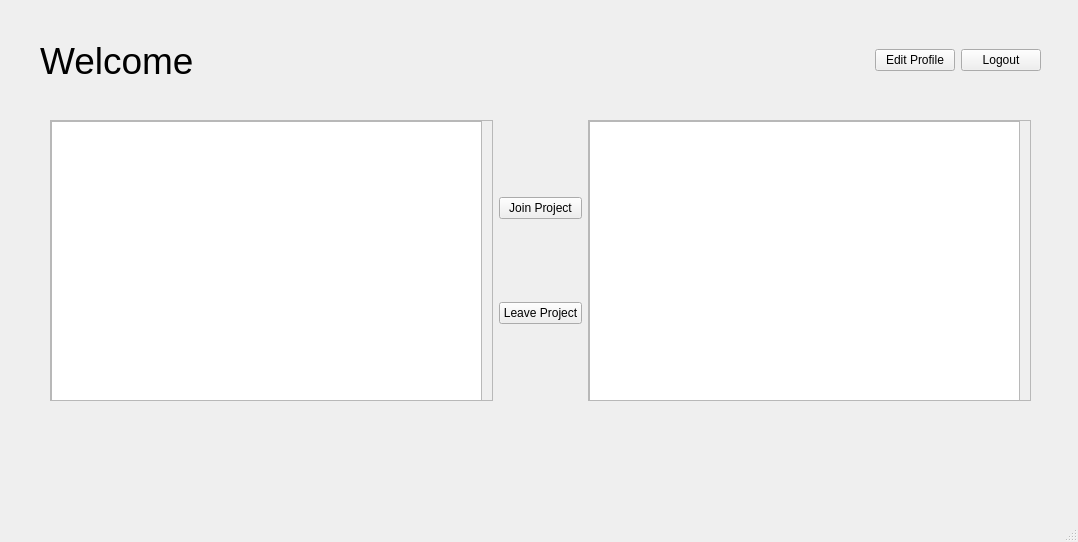
Above: src/UserSubsystem/studentform.ui from CaptOkie/code-first-think-later before the change. Below: the same form after it.
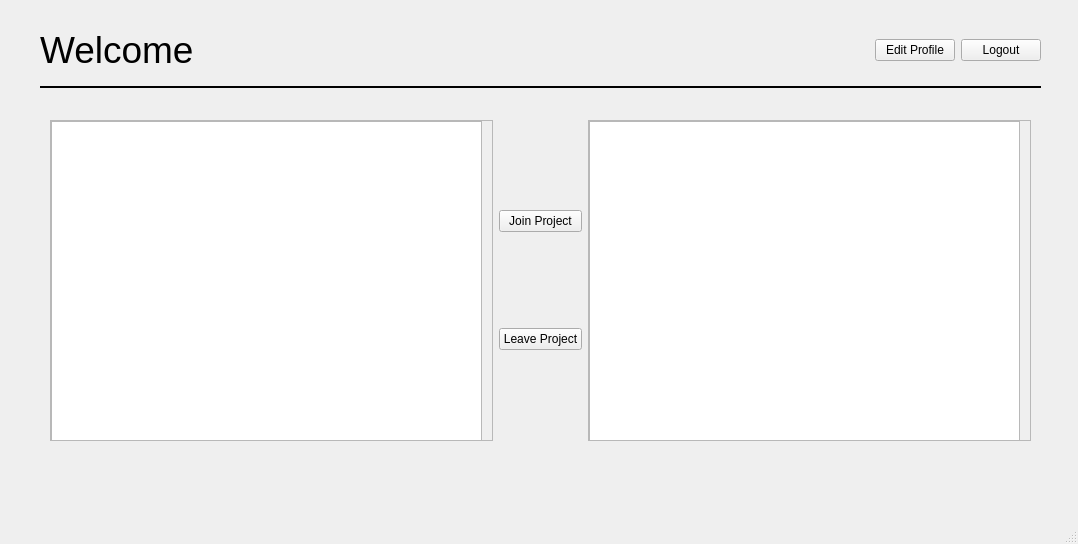
That is the form after the change.

The edit to the form file:
```diff
--- a/src/UserSubsystem/studentform.ui
+++ b/src/UserSubsystem/studentform.ui
@@ -7,89 +7,20 @@
     <x>0</x>
     <y>0</y>
     <width>1078</width>
-    <height>542</height>
+    <height>544</height>
    </rect>
   </property>
   <property name="windowTitle">
    <string>MainWindow</string>
   </property>
   <widget class="QWidget" name="centralwidget">
-   <widget class="QWidget" name="horizontalLayoutWidget">
-    <property name="geometry">
-     <rect>
-      <x>40</x>
-      <y>30</y>
-      <width>1001</width>
-      <height>61</height>
-     </rect>
-    </property>
-    <layout class="QHBoxLayout" name="horizontalLayout">
-     <item>
-      <widget class="QLabel" name="welcomeLabel">
-       <property name="maximumSize">
-        <size>
-         <width>497</width>
-         <height>16777215</height>
-        </size>
-       </property>
-       <property name="font">
-        <font>
-         <pointsize>28</pointsize>
-        </font>
-       </property>
-       <property name="text">
-        <string>Welcome</string>
-       </property>
-      </widget>
-     </item>
-     <item>
-      <widget class="QLabel" name="nameLabel">
-       <property name="font">
-        <font>
-         <pointsize>26</pointsize>
-        </font>
-       </property>
-       <property name="text">
-        <string>&lt;name&gt;</string>
-       </property>
-      </widget>
-     </item>
-     <item>
-      <spacer name="horizontalSpacer">
-       <property name="orientation">
-        <enum>Qt::Horizontal</enum>
-       </property>
-       <property name="sizeHint" stdset="0">
-        <size>
-         <width>40</width>
-         <height>20</height>
-        </size>
-       </property>
-      </spacer>
-     </item>
-     <item>
-      <widget class="QPushButton" name="editProfileButton">
-       <property name="text">
-        <string>Edit Profile</string>
-       </property>
-      </widget>
-     </item>
-     <item>
-      <widget class="QPushButton" name="logoutButton">
-       <property name="text">
-        <string>Logout</string>
-       </property>
-      </widget>
-     </item>
-    </layout>
-   </widget>
    <widget class="QWidget" name="horizontalLayoutWidget_2">
     <property name="geometry">
      <rect>
       <x>50</x>
       <y>120</y>
       <width>981</width>
-      <height>281</height>
+      <height>321</height>
      </rect>
     </property>
     <layout class="QHBoxLayout" name="horizontalLayout_2">
@@ -104,7 +35,7 @@
           <x>0</x>
           <y>0</y>
           <width>426</width>
-          <height>277</height>
+          <height>317</height>
          </rect>
         </property>
         <widget class="QTableWidget" name="tableWidget">
@@ -113,7 +44,7 @@
            <x>0</x>
            <y>0</y>
            <width>431</width>
-           <height>341</height>
+           <height>321</height>
           </rect>
          </property>
         </widget>
@@ -149,7 +80,7 @@
           <x>0</x>
           <y>0</y>
           <width>425</width>
-          <height>277</height>
+          <height>317</height>
          </rect>
         </property>
         <widget class="QTableWidget" name="tableWidget_2">
@@ -158,7 +89,7 @@
            <x>0</x>
            <y>0</y>
            <width>431</width>
-           <height>341</height>
+           <height>321</height>
           </rect>
          </property>
         </widget>
@@ -167,6 +98,92 @@
      </item>
     </layout>
    </widget>
+   <widget class="QWidget" name="verticalLayoutWidget_2">
+    <property name="geometry">
+     <rect>
+      <x>40</x>
+      <y>20</y>
+      <width>1001</width>
+      <height>80</height>
+     </rect>
+    </property>
+    <layout class="QVBoxLayout" name="verticalLayout_2">
+     <item>
+      <layout class="QHBoxLayout" name="horizontalLayout">
+       <item>
+        <widget class="QLabel" name="welcomeLabel">
+         <property name="maximumSize">
+          <size>
+           <width>497</width>
+           <height>16777215</height>
+          </size>
+         </property>
+         <property name="font">
+          <font>
+           <pointsize>28</pointsize>
+          </font>
+         </property>
+         <property name="text">
+          <string>Welcome</string>
+         </property>
+        </widget>
+       </item>
+       <item>
+        <widget class="QLabel" name="nameLabel">
+         <property name="font">
+          <font>
+           <pointsize>26</pointsize>
+          </font>
+         </property>
+         <property name="text">
+          <string>&lt;name&gt;</string>
+         </property>
+        </widget>
+       </item>
+       <item>
+        <spacer name="horizontalSpacer">
+         <property name="orientation">
+          <enum>Qt::Horizontal</enum>
+         </property>
+         <property name="sizeHint" stdset="0">
+          <size>
+           <width>40</width>
+           <height>20</height>
+          </size>
+         </property>
+        </spacer>
+       </item>
+       <item>
+        <widget class="QPushButton" name="editProfileButton">
+         <property name="text">
+          <string>Edit Profile</string>
+         </property>
+        </widget>
+       </item>
+       <item>
+        <widget class="QPushButton" name="logoutButton">
+         <property name="text">
+          <string>Logout</string>
+         </property>
+        </widget>
+       </item>
+      </layout>
+     </item>
+     <item>
+      <widget class="Line" name="line">
+       <property name="frameShadow">
+        <enum>QFrame::Plain</enum>
+       </property>
+       <property name="lineWidth">
+        <number>2</number>
+       </property>
+       <property name="orientation">
+        <enum>Qt::Horizontal</enum>
+       </property>
+      </widget>
+     </item>
+    </layout>
+   </widget>
   </widget>
   <widget class="QMenuBar" name="menubar">
    <property name="geometry">
```
